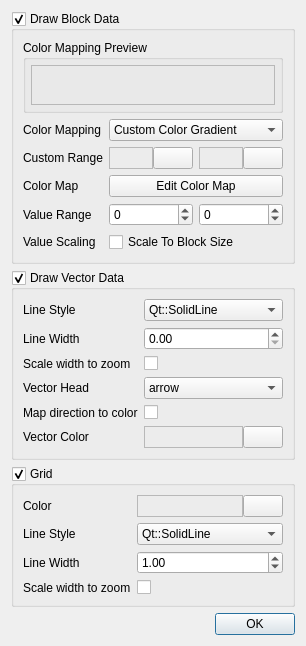
IENT/YUView, file ui/statisticsstylecontrol.ui: the form before one commit.
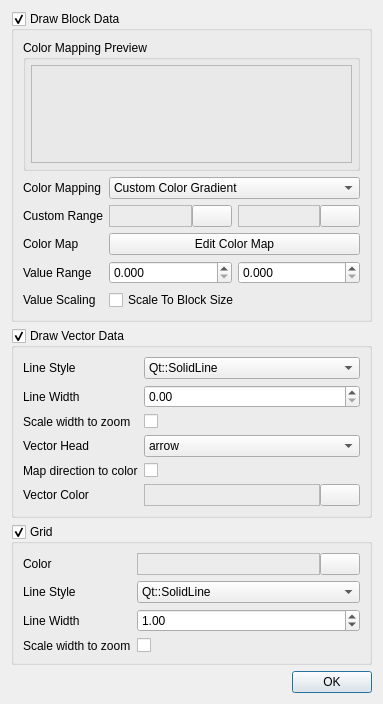
The form after the commit. Custom widgets are drawn as their Qt base class.

The edit to the form file:
```diff
--- a/ui/statisticsstylecontrol.ui
+++ b/ui/statisticsstylecontrol.ui
@@ -6,8 +6,8 @@
    <rect>
     <x>0</x>
     <y>0</y>
-    <width>288</width>
-    <height>597</height>
+    <width>383</width>
+    <height>704</height>
    </rect>
   </property>
   <property name="sizePolicy">
@@ -166,28 +166,22 @@
       <item row="4" column="1">
        <layout class="QHBoxLayout" name="horizontalLayoutValueRange">
         <item>
-         <widget class="QSpinBox" name="spinBoxRangeMin">
+         <widget class="QDoubleSpinBox" name="doubleSpinBoxRangeMin">
           <property name="toolTip">
            <string>Lowest value which will be mapped to the &quot;lowest&quot; color of the color mapping. All lower values will be clipped and are alos mapped to this color.</string>
           </property>
-          <property name="minimum">
-           <number>-999999999</number>
-          </property>
-          <property name="maximum">
-           <number>999999999</number>
+          <property name="decimals">
+           <number>3</number>
           </property>
          </widget>
         </item>
         <item>
-         <widget class="QSpinBox" name="spinBoxRangeMax">
+         <widget class="QDoubleSpinBox" name="doubleSpinBoxRangeMax">
           <property name="toolTip">
            <string>Highest value which will be mapped to the &quot;highest&quot; color of the color mapping. All higher values will be clipped and are alos mapped to this color.</string>
           </property>
-          <property name="minimum">
-           <number>-999999999</number>
-          </property>
-          <property name="maximum">
-           <number>999999999</number>
+          <property name="decimals">
+           <number>3</number>
           </property>
          </widget>
         </item>
```
